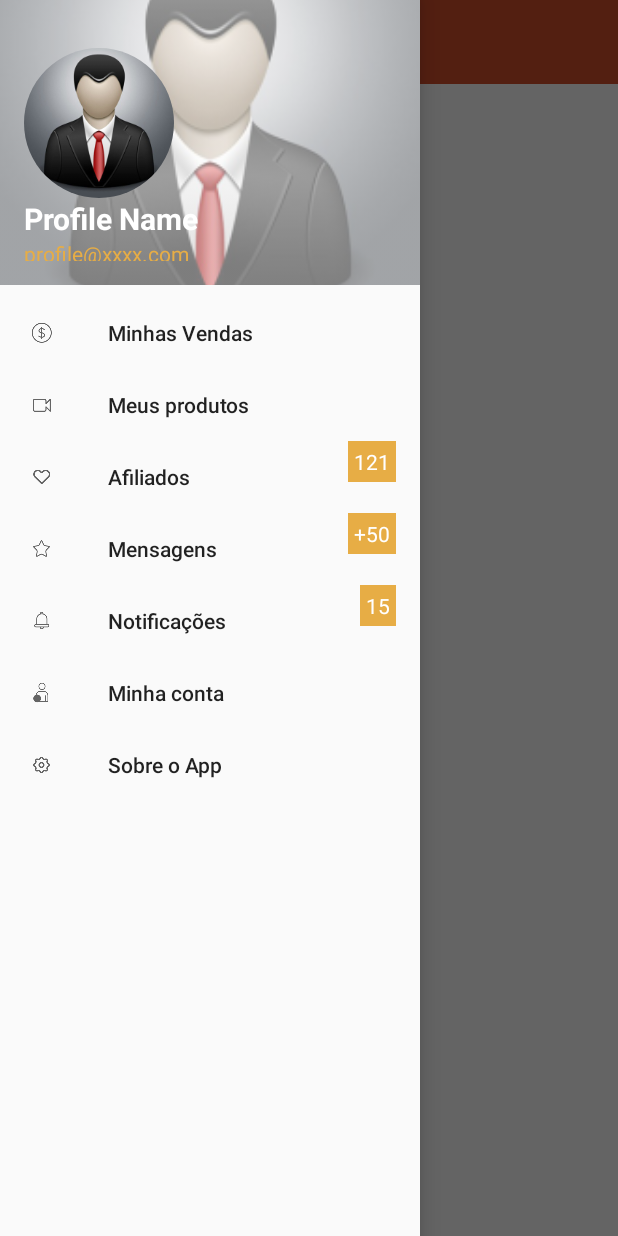
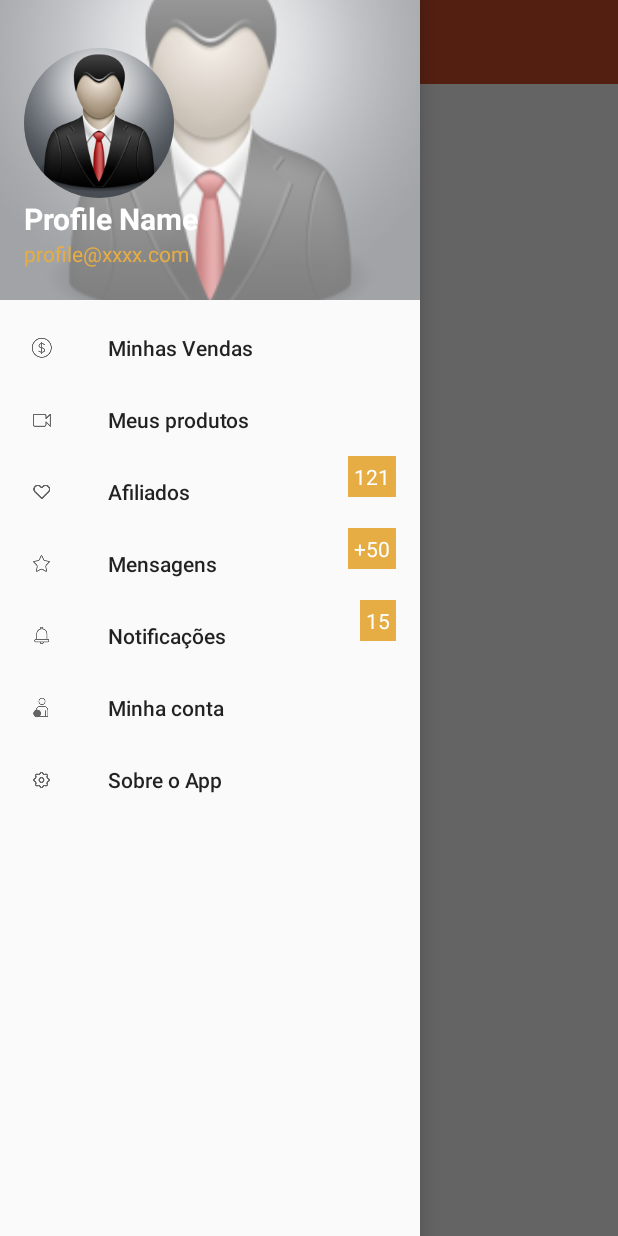
Before and after one commit to rabsouza/app-test, an Android app: the screen it shows after launch (MainActivity), with the side drawer open, on a phone screen of 412 x 824 dp. Run offline under Robolectric (Android 15) with nearby library versions, the phone set to English and light mode, and no system bars; our stand-ins replace CircleImageView.

Commit message:
[rabsouza] Ajuste no layout e add propriedados para tamanho

```diff
--- a/app/src/main/res/layout/dialog_about.xml
+++ b/app/src/main/res/layout/dialog_about.xml
@@ -2,6 +2,6 @@
     android:id="@android:id/text1"
     android:layout_width="match_parent"
     android:layout_height="match_parent"
-    android:padding="24dp"
+    android:padding="@dimen/dimen_dialog_text"
     android:gravity="left|center_vertical"
     android:text="@string/about_dialog_text" />
--- a/app/src/main/res/values/dimens.xml
+++ b/app/src/main/res/values/dimens.xml
@@ -6,4 +6,5 @@
     <dimen name="no_dimen">0dp</dimen>
     <dimen name="dimen_profile_img_width">100dp</dimen>
     <dimen name="dimen_profile_img_height">100dp</dimen>
+    <dimen name="dimen_dialog_text">24dp</dimen>
 </resources>
--- a/app/src/main/res/values/dimens_nav_drawer.xml
+++ b/app/src/main/res/values/dimens_nav_drawer.xml
@@ -3,7 +3,7 @@
     <!-- Default screen margins, per the Android Design guidelines. -->
     <dimen name="nav_header_vertical_spacing">16dp</dimen>
     <dimen name="nav_header_horizontal_spacing">16dp</dimen>
-    <dimen name="nav_header_height">190dp</dimen>
+    <dimen name="nav_header_height">200dp</dimen>
     <dimen name="back_img_height">600dp</dimen>
 
 </resources>
```
